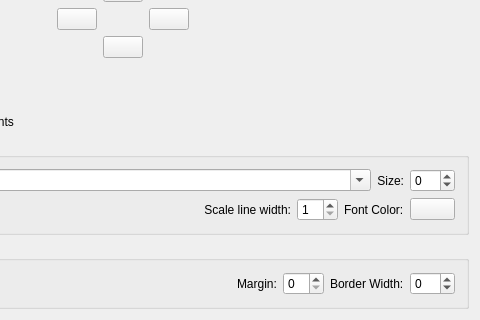
The window that kst1kde4/kst/src/libkstapp/viewlegendwidget.ui (Kst-plot/kst-subversion-archive) describes before a commit, drawn with Qt 5; both pictures show x 234 to 714 and y 113 to 433 of the 714 by 433 pixel window.
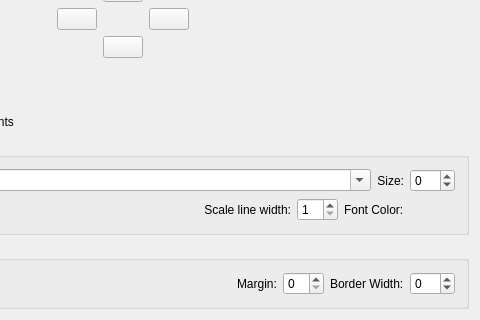
The same window after the commit. Custom widgets are drawn as their Qt base class.

The edit to the form file:
```diff
--- a/kst1kde4/kst/src/libkstapp/viewlegendwidget.ui
+++ b/kst1kde4/kst/src/libkstapp/viewlegendwidget.ui
@@ -210,13 +210,6 @@
         </property>
        </widget>
       </item>
-      <item row="1" column="7">
-       <widget class="KColorButton" name="_fontColor">
-        <property name="text">
-         <string/>
-        </property>
-       </widget>
-      </item>
       <item row="1" column="0" colspan="2">
        <widget class="QCheckBox" name="_vertical">
         <property name="text">
@@ -398,11 +391,6 @@
  <layoutdefault spacing="6" margin="11"/>
  <pixmapfunction>qPixmapFromMimeSource</pixmapfunction>
  <customwidgets>
-  <customwidget>
-   <class>KColorButton</class>
-   <extends>QPushButton</extends>
-   <header>kcolorbutton.h</header>
-  </customwidget>
   <customwidget>
    <class>PlotListBox</class>
   </customwidget>
```
Left out of the diff: 2 changed lines with no effect on the pictures.
